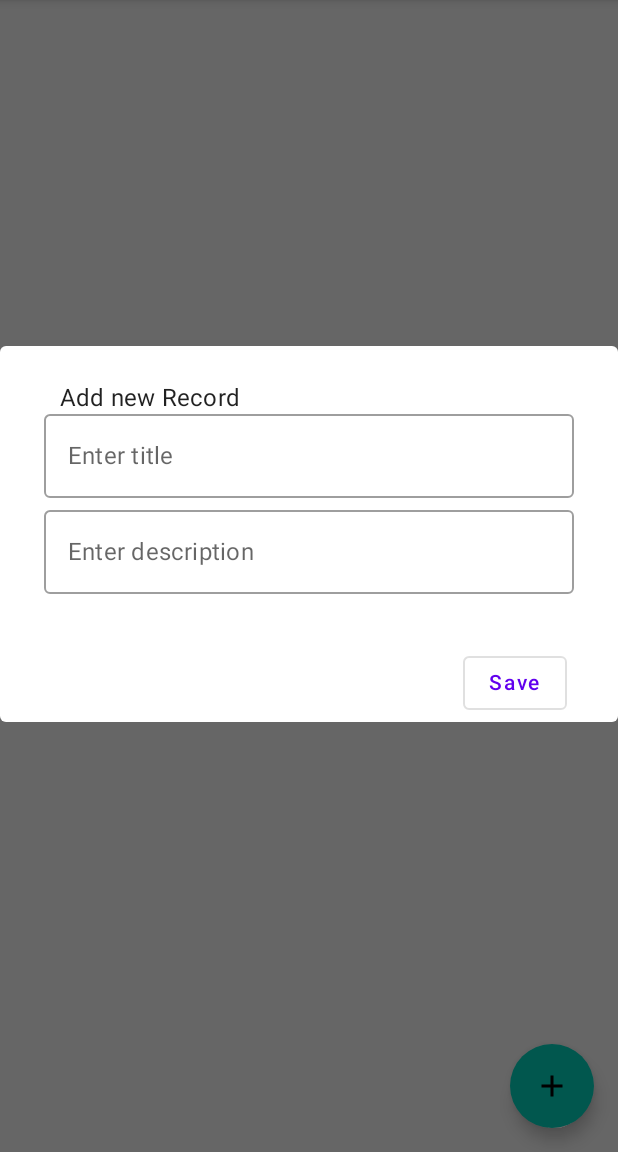
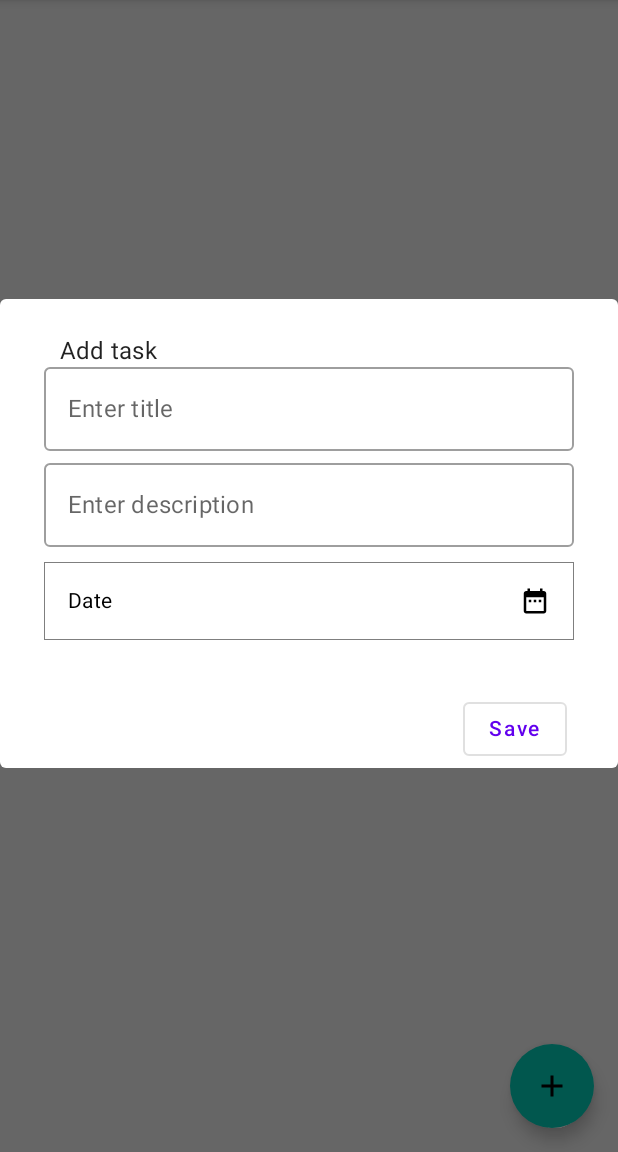
Before and after one commit to Adnan4456/Todo, an Android app built with Jetpack Compose: the screen it shows after launch (TodoActivity), after a tap on "Add", on a phone screen of 412 x 824 dp, the part 84-1236 px from its top. Run offline under Robolectric (Android 15) with nearby library versions, the phone set to English and light mode, and no system bars; our stand-ins replace Dagger/Hilt's generated code, Room's generated code, constraintlayout-compose, paging.

Commit message:
added date layout

```diff
--- a/app/build.gradle
+++ b/app/build.gradle
@@ -53,11 +53,13 @@ dependencies {
     implementation 'androidx.core:core-ktx:1.7.0'
     implementation "org.jetbrains.kotlin:kotlin-stdlib:$kotlin_version"
 
+    implementation "androidx.constraintlayout:constraintlayout-compose:1.0.1"
     implementation "androidx.compose.ui:ui:$compose_version"
     implementation "androidx.compose.material:material:$compose_version"
     implementation "androidx.compose.ui:ui-tooling-preview:$compose_version"
     implementation 'androidx.lifecycle:lifecycle-runtime-ktx:2.3.1'
     implementation 'androidx.activity:activity-compose:1.3.1'
+//    implementation 'androidx.constraintlayout:constraintlayout:2.1.4'
     testImplementation 'junit:junit:4.13.2'
     androidTestImplementation 'androidx.test.ext:junit:1.1.3'
     androidTestImplementation 'androidx.test.espresso:espresso-core:3.4.0'
--- a/app/src/main/java/com/example/todoapp/TodoActivity.kt
+++ b/app/src/main/java/com/example/todoapp/TodoActivity.kt
@@ -14,6 +14,7 @@ import androidx.compose.animation.core.rememberInfiniteTransition
 import androidx.compose.animation.core.tween
 import androidx.compose.foundation.Image
 import androidx.compose.foundation.background
+import androidx.compose.foundation.border
 import androidx.compose.foundation.clickable
 import androidx.compose.foundation.layout.*
 import androidx.compose.foundation.lazy.LazyColumn
@@ -22,17 +23,22 @@ import androidx.compose.foundation.shape.RoundedCornerShape
 import androidx.compose.material.*
 import androidx.compose.material.icons.Icons
 import androidx.compose.material.icons.filled.Add
+import androidx.compose.material.icons.filled.DateRange
 import androidx.compose.runtime.*
 import androidx.compose.ui.Alignment
 import androidx.compose.ui.Modifier
 import androidx.compose.ui.draw.clip
+import androidx.compose.ui.focus.FocusRequester.Companion.createRefs
 import androidx.compose.ui.graphics.Color
 import androidx.compose.ui.graphics.ColorFilter
+import androidx.compose.ui.platform.LocalContext
 import androidx.compose.ui.res.painterResource
 import androidx.compose.ui.text.font.FontStyle
 import androidx.compose.ui.text.font.FontWeight
 import androidx.compose.ui.unit.dp
 import androidx.compose.ui.unit.sp
+import androidx.constraintlayout.compose.ConstraintLayout
+import androidx.constraintlayout.compose.Dimension
 import androidx.lifecycle.lifecycleScope
 import androidx.paging.LoadState
 import androidx.paging.compose.collectAsLazyPagingItems
@@ -96,6 +102,9 @@ class TodoActivity : ComponentActivity() {
     @Composable
     fun AddDialogBox(openDialog: MutableState<Boolean>){
 
+        // Fetching the Local Context
+        val mContext = LocalContext.current
+
         val year : Int
         val month: Int
         val day: Int
@@ -106,13 +115,18 @@ class TodoActivity : ComponentActivity() {
         day = calender.get(Calendar.DAY_OF_MONTH)
         val title = remember { mutableStateOf("")}
         val des = remember { mutableStateOf("")}
-        val date = remember { mutableStateOf("")}
+        val date = remember { mutableStateOf("Date")}
+        var  datePicked: String? = null
+
+//        link for image picker view
+//        https://sgkantamani.medium.com/how-to-show-date-picker-in-jetpack-compose-8bc77a3ce408
 
         //date picker build in dialog
         val datePickerDialog = DatePickerDialog(
-            applicationContext,
+            mContext,
             { _: DatePicker, year: Int, month: Int, dayOfMonth: Int ->
                 date.value = "$dayOfMonth/$month/$year"
+                datePicked = "$dayOfMonth/$month/$year"
             }, year, month, day
         )
 
@@ -124,7 +138,7 @@ class TodoActivity : ComponentActivity() {
 
             },
                 title = {
-                    Text(text = "Add new Record " , modifier = Modifier
+                    Text(text = "Add task " , modifier = Modifier
                         .padding(16.dp)
                         .fillMaxWidth())
                 },
@@ -132,7 +146,7 @@ class TodoActivity : ComponentActivity() {
                     Column(
                         modifier = Modifier
                             .padding(5.dp)
-                            .fillMaxWidth(),
+//                            .fillMaxWidth(),
 //                            .fillMaxSize(),
                     ) {
                         Spacer(modifier = Modifier.size(16.dp))
@@ -149,8 +163,6 @@ class TodoActivity : ComponentActivity() {
                             } ,
                             modifier = Modifier.fillMaxWidth()
                         )
-//                        Spacer(modifier = Modifier.size(16.dp))
-
                         OutlinedTextField(
                             value = des.value,
                             onValueChange = {
@@ -164,29 +176,60 @@ class TodoActivity : ComponentActivity() {
                             },
                             modifier = Modifier.fillMaxWidth()
                         )
+                        //start date picker code
+                        Box(
+                            modifier = Modifier
+                                .fillMaxWidth()
+                                .wrapContentSize(Alignment.TopStart)
+                                .padding(top = 10.dp)
+                                .border(0.5.dp, MaterialTheme.colors.onSurface.copy(alpha = 0.5f))
+                                .clickable {
+                                    datePickerDialog.show()
+                                }
+                        ){
 
-//                        OutlinedTextField(
-//                            value = date.value,
-//                            onValueChange = {
-//                                date.value = it
-//                            },
-//                            placeholder = {
-//                                Text(text = "Select date")
-//                            },
-//                            label = {
-//                                Text(text = "Select date")
-//                            },
-//                            modifier = Modifier.fillMaxWidth()
-//                                .clickable {
-//                                    datePickerDialog.show()
-//                                }
-//                        )
+                            ConstraintLayout(
+                                modifier = Modifier
+                                    .fillMaxWidth()
+                                    .padding(16.dp)
+                            ) {
+                                val (lable, iconView) = createRefs()
+
+                                Text(
+                                    text= "${date.value}",
+                                    color = MaterialTheme.colors.onSurface,
+                                    modifier = Modifier
+                                        .fillMaxWidth()
+                                        .constrainAs(lable) {
+                                            top.linkTo(parent.top)
+                                            bottom.linkTo(parent.bottom)
+                                            start.linkTo(parent.start)
+                                            end.linkTo(iconView.start)
+                                            width = Dimension.fillToConstraints
+                                        }
+                                )
+
+                                Icon(
+                                    imageVector = Icons.Default.DateRange,
+                                    contentDescription = null,
+                                    modifier = Modifier
+                                        .size(20.dp, 20.dp)
+                                        .constrainAs(iconView) {
+                                            end.linkTo(parent.end)
+                                            top.linkTo(parent.top)
+                                            bottom.linkTo(parent.bottom)
+                                        },
+                                    tint = MaterialTheme.colors.onSurface
+                                )
+                            }
+                        }
+                        //end
 
                     }
                 },
                 confirmButton = {
                     OutlinedButton(onClick = {
-                        insert(title ,des)
+                        insert(title ,des , date)
                         openDialog.value = false
                     },
                         modifier = Modifier.padding(end = 26.dp)
@@ -342,17 +385,16 @@ class TodoActivity : ComponentActivity() {
 
 
     //calling this function when save button is clicked
-    private fun insert(title: MutableState<String> , des : MutableState<String>){
+    private fun insert(title: MutableState<String> , des : MutableState<String> , date: MutableState<String>){
 
         lifecycleScope.launchWhenCreated {
 
-            if (!TextUtils.isEmpty(title.value) && !TextUtils.isEmpty(des.value))
+            if (!TextUtils.isEmpty(title.value) && !TextUtils.isEmpty(des.value) && !date.value.equals("Date"))
             {
                 todoViewModel.insert(
                     Todo(title.value , des.value)
                 )
                 Toast.makeText(this@TodoActivity , "Record inserted ",Toast.LENGTH_LONG).show()
-
             }
             else{
                 Toast.makeText(this@TodoActivity , "Field is empty",Toast.LENGTH_LONG).show()
```
